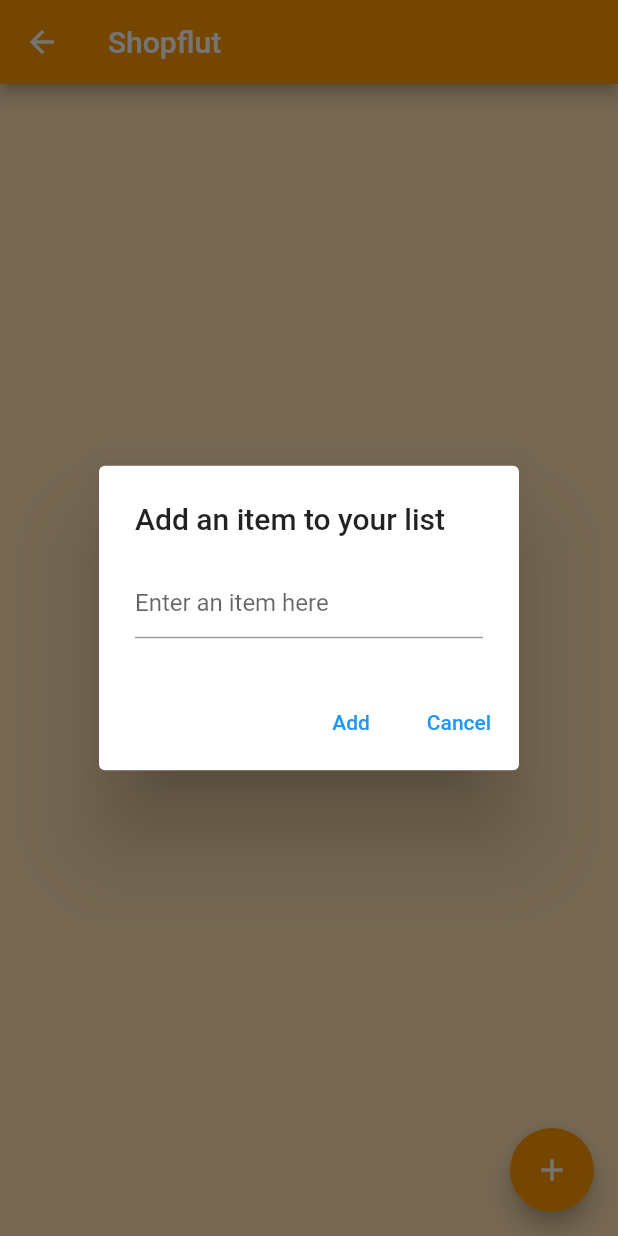
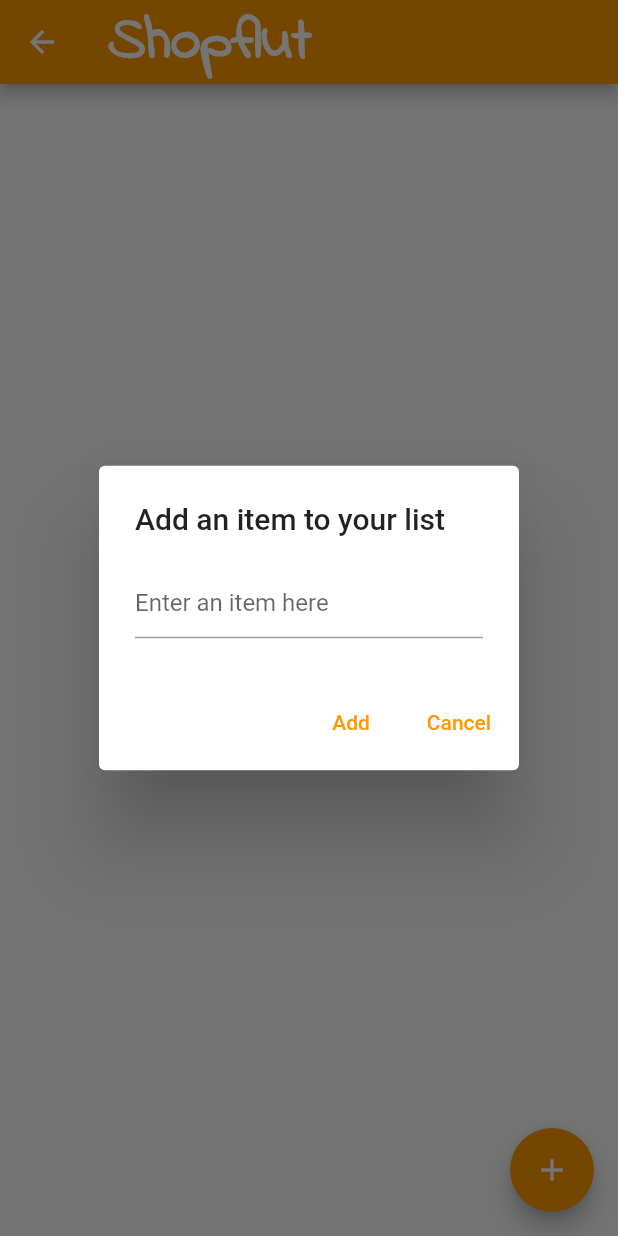
Before and after one commit to byronxc/shopflut, a Flutter app: the screen it shows after launch, after a tap on the "add" icon, on a phone screen of 412 x 824 dp. Run offline on Flutter 3.47's test engine with Material 2 defaults, Android fonts, the phone set to English and light mode, and no system bars.

Commit message:
Improved style and added a delete feature for the shoping list

```diff
--- a/lib/home_page.dart
+++ b/lib/home_page.dart
@@ -8,21 +8,24 @@
 }
 
 class _HomePageState extends State<HomePage> {
-  // save data
-  final List<String> _todoList = <String>[];
-  // text field
+  final List<String> _shoppingList = <String>[];
   final TextEditingController _textFieldController = TextEditingController();
+
   @override
   Widget build(BuildContext context) {
     return Scaffold(
-      backgroundColor: Colors.orange[100],
+      backgroundColor: Colors.orange[25],
       appBar: AppBar(
         title: const Text(
           'Shopflut',
+          style: TextStyle(
+              fontSize: 40.0,
+              fontWeight: FontWeight.bold,
+              fontFamily: 'IndieFlower'),
         ),
         backgroundColor: Colors.orange,
       ),
-      body: ListView(children: _getItems()),
+      body: bodyContent(),
       floatingActionButton: FloatingActionButton(
           onPressed: () => _displayDialog(context),
           tooltip: 'Add',
@@ -31,17 +34,11 @@
     );
   }
 
-  void _addTodoItem(String title) {
+  void _addItem(String title) {
     setState(() {
-      _todoList.add(title);
+      _shoppingList.add(title);
     });
     _textFieldController.clear();
-  }
-
-  Widget _buildTodoItem(String title) {
-    return ListTile(
-      title: Text(title),
-    );
   }
 
   Future<AlertDialog> _displayDialog(BuildContext context) async {
@@ -56,14 +53,20 @@
             ),
             actions: <Widget>[
               TextButton(
-                child: const Text('Add'),
+                child: const Text(
+                  'Add',
+                  style: TextStyle(color: Colors.orange),
+                ),
                 onPressed: () {
                   Navigator.of(context).pop();
-                  _addTodoItem(_textFieldController.text);
+                  _addItem(_textFieldController.text);
                 },
               ),
               TextButton(
-                child: const Text('Cancel'),
+                child: const Text(
+                  'Cancel',
+                  style: TextStyle(color: Colors.orange),
+                ),
                 onPressed: () {
                   Navigator.of(context).pop();
                 },
@@ -73,11 +76,40 @@
         }).then((value) => value ?? false);
   }
 
-  List<Widget> _getItems() {
-    final List<Widget> _todoWidgets = <Widget>[];
-    for (String title in _todoList) {
-      _todoWidgets.add(_buildTodoItem(title));
-    }
-    return _todoWidgets;
+   bodyContent() {
+    return ListView.builder(
+        itemCount: _shoppingList.length,
+        itemBuilder: (context, index) {
+          return Card(
+            color: const Color(0xFFEFDFBB),
+            child: ListTile(
+              contentPadding: const EdgeInsets.all(10),
+              title: Text(
+                _shoppingList[index],
+                style: const TextStyle(
+                  fontWeight: FontWeight.bold,
+                  fontSize: 18
+                ),
+              ),
+              trailing: IconButton(
+                icon: const Icon(
+                  Icons.delete,
+                  color: Colors.orange,
+                ),
+                onPressed: (){
+                  SnackBar snackBar = SnackBar(
+                    content: Text("${_shoppingList[index]} was removed"),
+                    backgroundColor: Colors.orange,
+                  );
+                  ScaffoldMessenger.of(context).showSnackBar(snackBar);
+                  setState(() {
+                    _shoppingList.removeAt(index);
+                  });
+                },
+              ),
+            ),
+          );
+        }
+    );
   }
 }
--- a/lib/main.dart
+++ b/lib/main.dart
@@ -1,6 +1,7 @@
 import 'dart:async';
 import 'package:flutter/material.dart';
 import 'package:shopflut/home_page.dart';
+
 void main() {
   runApp(MaterialApp(
     debugShowCheckedModeBanner: false,
@@ -19,7 +20,7 @@
   void initState() {
     super.initState();
     Timer(
-        Duration(seconds: 3),
+       const Duration(seconds: 3),
         () => Navigator.push(
             context, MaterialPageRoute(builder: (context) => HomePage())));
   }
@@ -37,18 +38,16 @@
                   crossAxisAlignment: CrossAxisAlignment.center,
                   mainAxisAlignment: MainAxisAlignment.center,
                   children: <Widget>[
-                    Container(
-                        child: new CircleAvatar(
-                      backgroundColor: Colors.transparent,
-                      radius: 150,
-                      child: Image.asset('images/logo.jpeg'),
-                    )),
-                    Container(
-                        child: new CircleAvatar(
-                      backgroundColor: Colors.transparent,
-                      radius: 120,
-                      child: Image.asset('images/loading.gif'),
-                    )),
+                    const Text(
+                        "Shopflut",
+                        style: TextStyle(
+                          fontSize: 100,
+                          fontWeight: FontWeight.bold,
+                          color: Colors.orange,
+                          fontFamily: 'IndieFlower'
+                        ),
+                    ),
+                    Image.asset('images/loading.gif'),
                   ],
                 ))),
       ),
```
Also changed, not shown: pubspec.yaml (+4 -11 lines), fonts/IndieFlower-Regular.ttf (added), images/logo.jpeg (deleted).
